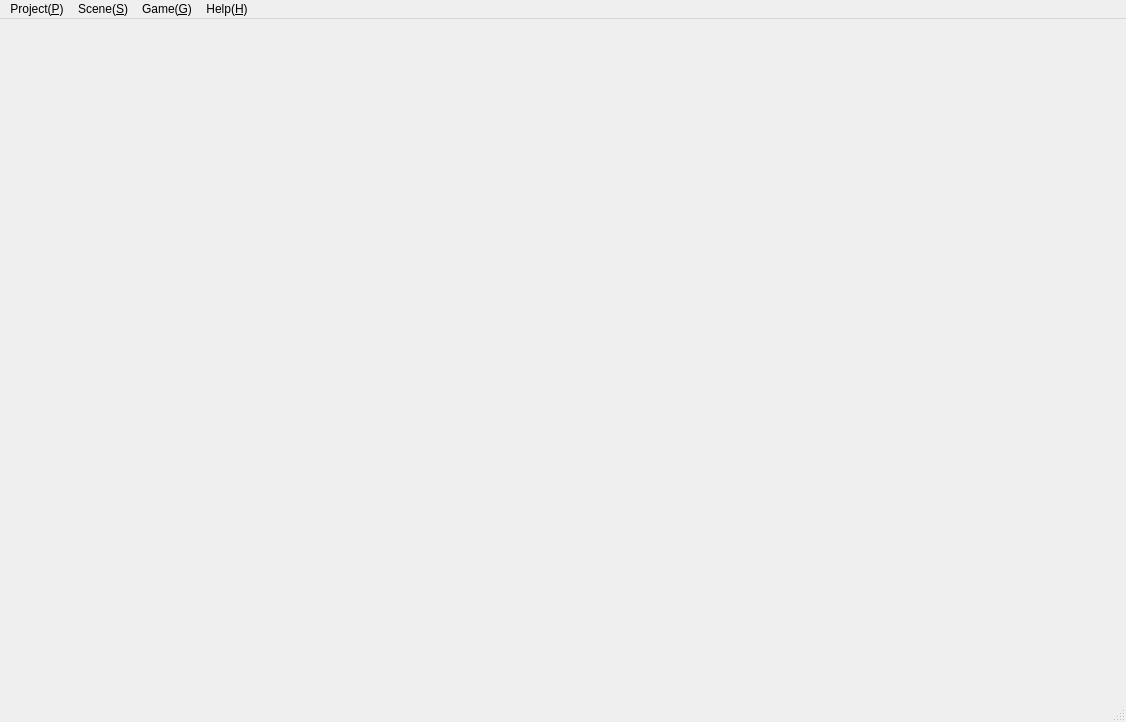
Old version of the form editor/echo/Base/UI/MainWindow/MainWindow.ui in the repository timi-liuliang/echo.
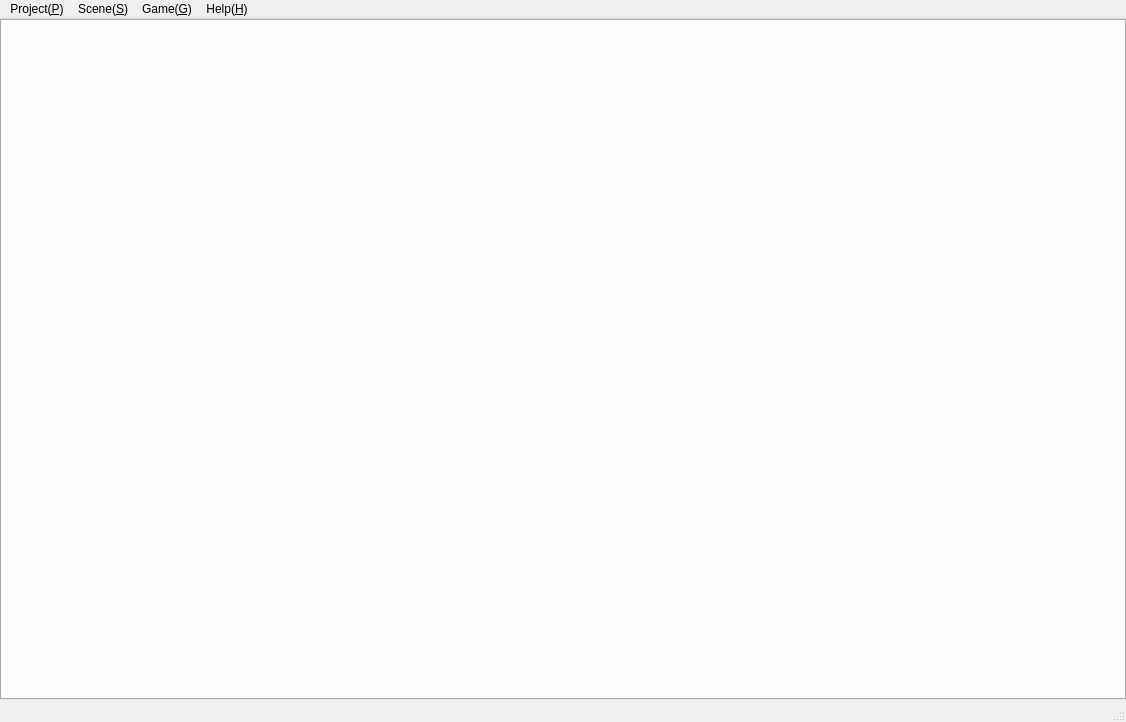
New version of the form. Icons and pictures are not drawn. Custom widgets are drawn as their Qt base class.

Patch:
```diff
--- a/editor/echo/Base/UI/MainWindow/MainWindow.ui
+++ b/editor/echo/Base/UI/MainWindow/MainWindow.ui
@@ -30,6 +30,13 @@
     <property name="bottomMargin">
      <number>0</number>
     </property>
+    <item>
+     <widget class="QTabWidget" name="m_tabWidget">
+      <property name="currentIndex">
+       <number>-1</number>
+      </property>
+     </widget>
+    </item>
    </layout>
   </widget>
   <widget class="QT_UI::QMenuBarEx" name="menubar">
```
